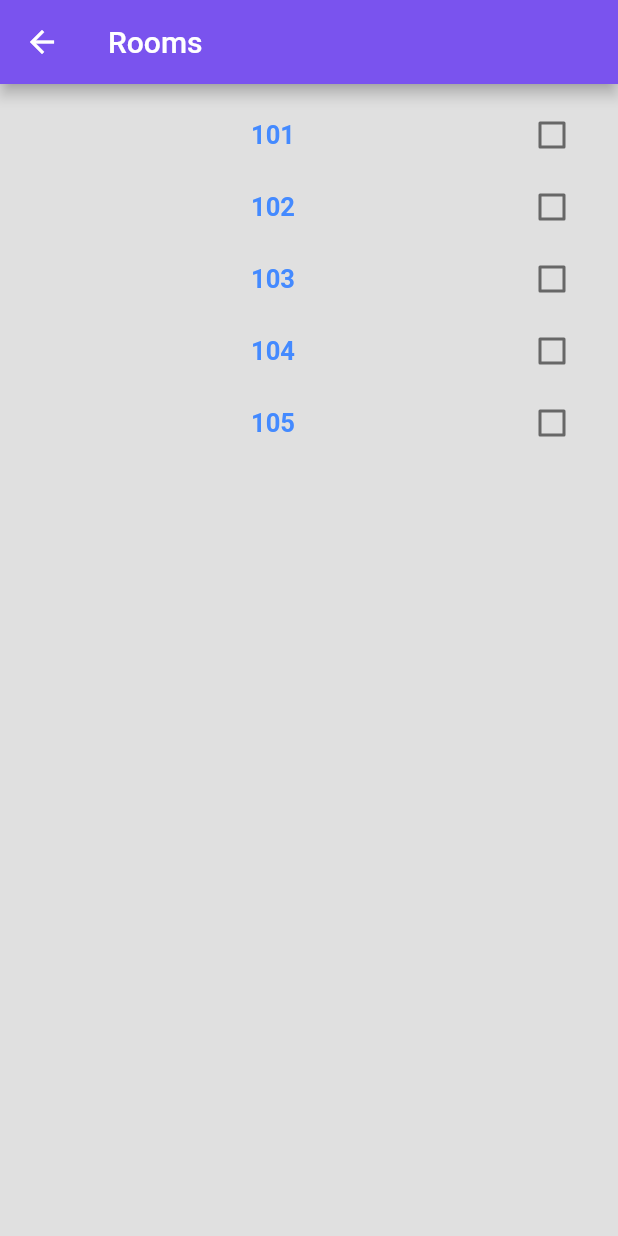
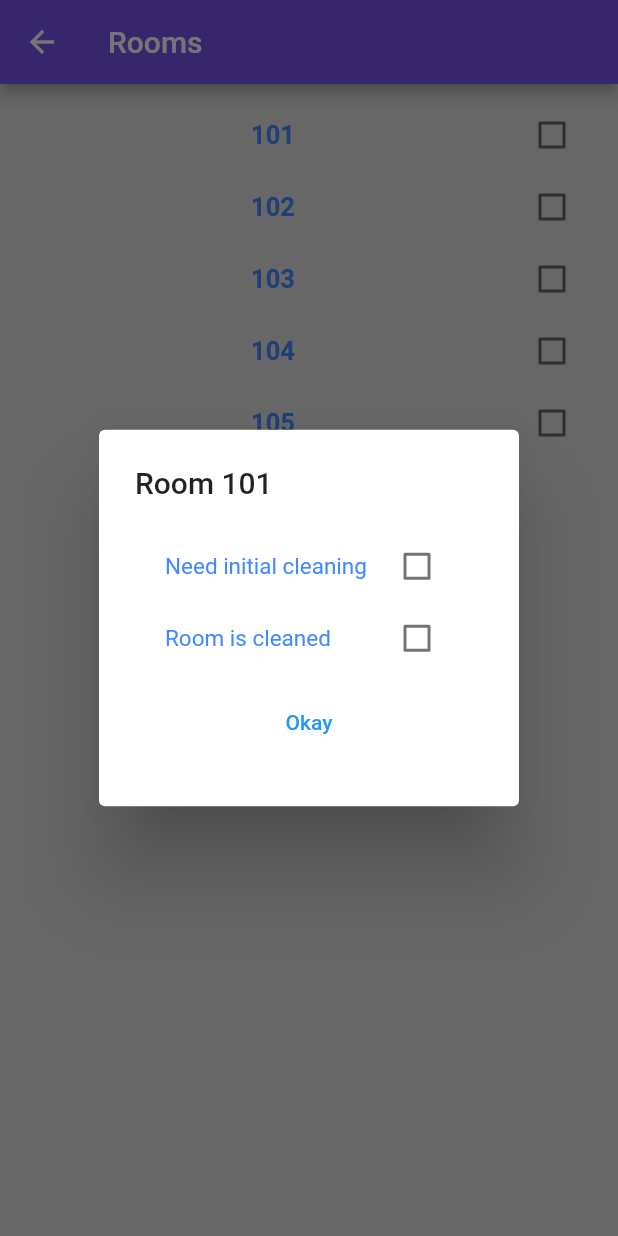
Before and after one commit to 2madman/Hotel, a Flutter app: the RoomsView screen opened directly, after a tap on "101", on a phone screen of 412 x 824 dp. Run offline on Flutter 3.47's test engine with Material 2 defaults, Android fonts, the phone set to English and light mode, and no system bars; our stand-ins replace firebase_auth, firebase_core; accounts and stored records are empty.

Commit message:
Rooms change

```diff
--- a/lib/main.dart
+++ b/lib/main.dart
@@ -1,10 +1,10 @@
 import 'package:firebase_auth/firebase_auth.dart';
 import 'package:firebase_core/firebase_core.dart';
 import 'package:first_app/views/login_view.dart';
+import 'package:first_app/views/register_view.dart';
 import 'package:flutter/material.dart';
 import 'firebase_options.dart';
 import 'views/housekeeper_view.dart';
-import 'views/inside_room.dart';
 
 
 void main() {
@@ -47,10 +47,10 @@ class FirstPage extends StatelessWidget {
               final user = FirebaseAuth.instance.currentUser;
 
               if(user != null){
-                return InsideRoom();
+                return RegisterView();
               }
               else{
-                return InsideRoom();
+                return HouseKeeper();
               }
             default:
               return const CircularProgressIndicator();
--- a/lib/views/rooms_view.dart
+++ b/lib/views/rooms_view.dart
@@ -34,71 +34,19 @@ class _RoomsViewState extends State<RoomsView> {
         children:  <Widget> [
           const SizedBox(height: 10,),
           LinkedLabelCheckbox(
-            label: room1.roomNumber,
-            padding: const EdgeInsets.symmetric(horizontal: 20.0),
-            value: room1.roomCleaned,
-            onPressed: () async {
-                //Buraya linked label checkbox tarzı bir şey yap. Başka sayfaya geççek ve
-                //housemenden yardım isticek üstte odanın ismini görecek ve odayı temizleyip
-                //temizlemediğini sölicek
-            },
-            onChanged: (bool newValue) {
-              setState(() {
-                room1.roomCleaned = newValue;
-              });
-            },
+            room: room1,
           ),
           LinkedLabelCheckbox(
-            onPressed: () async {
-
-            },
-            label: room2.roomNumber,
-            padding: const EdgeInsets.symmetric(horizontal: 20.0),
-            value: room2.roomCleaned,
-            onChanged: (bool newValue) {
-              setState(() {
-                room2.roomCleaned = newValue;
-              });
-            },
+            room: room2,
           ),
           LinkedLabelCheckbox(
-            onPressed: () async {
-
-            },
-            label: room3.roomNumber,
-            padding: const EdgeInsets.symmetric(horizontal: 20.0),
-            value: room3.roomCleaned,
-            onChanged: (bool newValue) {
-              setState(() {
-                room3.roomCleaned = newValue;
-              });
-            },
+            room: room3,
           ),
           LinkedLabelCheckbox(
-            onPressed: () async {
-
-            },
-            label: room4.roomNumber,
-            padding: const EdgeInsets.symmetric(horizontal: 20.0),
-            value: room4.roomCleaned,
-            onChanged: (bool newValue) {
-              setState(() {
-                room4.roomCleaned = newValue;
-              });
-            },
+            room: room4,
           ),
           LinkedLabelCheckbox(
-            onPressed: () async {
-
-            },
-            label: room5.roomNumber,
-            padding: const EdgeInsets.symmetric(horizontal: 20.0),
-            value: room5.roomCleaned,
-            onChanged: (bool newValue) {
-              setState(() {
-                room5.roomCleaned = newValue;
-              });
-            },
+            room: room5,
           ),
         ],
       )
--- a/lib/widget/linked_check.dart
+++ b/lib/widget/linked_check.dart
@@ -1,35 +1,37 @@
+import 'package:first_app/widget/pop_out.dart';
 import 'package:flutter/material.dart';
 
-class LinkedLabelCheckbox extends StatelessWidget {
-  const LinkedLabelCheckbox({
+import '../Classes/rooms.dart';
+
+class LinkedLabelCheckbox extends StatefulWidget {
+
+   const LinkedLabelCheckbox({
     super.key,
-    required this.label,
-    required this.padding,
-    required this.value,
-    required this.onChanged,
-    required this.onPressed,
+    required this.room,
 
   });
 
-  final int label;
-  final EdgeInsets padding;
-  final bool value;
-  final ValueChanged<bool> onChanged;
-  final void Function()? onPressed;
+  final Room room;
+
+  @override
+  State<LinkedLabelCheckbox> createState() => _LinkedLabelCheckboxState();
+}
+
+class _LinkedLabelCheckboxState extends State<LinkedLabelCheckbox> {
 
   @override
   Widget build(BuildContext context) {
     return Padding(
-      padding: padding,
+      padding: const EdgeInsets.symmetric(horizontal: 20.0),
       child: Row(
         children: <Widget>[
           Expanded(
             child: TextButton(
               onPressed: () async {
-
+                PopOut(context,widget.room);
               },
               child: Text(
-                label.toString(),
+                widget.room.roomNumber.toString(),
                 style: const TextStyle(
                   fontWeight: FontWeight.bold,
                   fontSize: 17,
@@ -39,9 +41,11 @@ class LinkedLabelCheckbox extends StatelessWidget {
               ),
           ),
           Checkbox(
-            value: value,
+            value: widget.room.roomCleaned,
             onChanged: (bool? newValue) {
-              onChanged(newValue!);
+              setState(() {
+                widget.room.roomCleaned = newValue!;
+              });
             },
           ),
         ],
--- a/lib/widget/linked_check2.dart
+++ b/lib/widget/linked_check2.dart
@@ -12,7 +12,7 @@ class LinkedLabelCheckbox2 extends StatelessWidget {
 
   final String label;
   final EdgeInsets padding;
-  final bool value;
+  final bool? value;
   final ValueChanged<bool> onChanged;
 
   @override
@@ -25,7 +25,6 @@ class LinkedLabelCheckbox2 extends StatelessWidget {
             child: Text(
               label,
               style: const TextStyle(
-                //fontWeight: FontWeight.bold,
                 fontSize: 15,
                 color: Colors.blueAccent
               ),
--- /dev/null
+++ b/lib/widget/pop_out.dart
@@ -0,0 +1,129 @@
+import 'package:first_app/widget/linked_check2.dart';
+import 'package:flutter/material.dart';
+import '../Classes/rooms.dart';
+
+Future <void> PopOut(BuildContext context,Room room )
+{
+  String a = room.roomNumber.toString();
+  return showDialog(context: context, builder: (context){
+    return AlertDialog(
+        title: Text("Room $a"),
+        content: Stack(
+          clipBehavior: Clip.none, children: <Widget>[
+            Form(
+              child: Column(
+                mainAxisSize: MainAxisSize.min,
+                children: <Widget>[
+                  LinkedLabelCheckbox2(
+                    label: "Need initial cleaning",
+                    padding: const EdgeInsets.symmetric(horizontal: 20.0),
+                    value: room.initialCleaning,
+                    onChanged: (bool newValue) {
+                      /*setState(() {
+                        room.initialCleaning = newValue;
+                      });*/
+                    },
+                  ),
+                  LinkedLabelCheckbox2(
+                    label: "Room is cleaned",
+                    padding: const EdgeInsets.symmetric(horizontal: 20.0),
+                    value: room.roomCleaned,
+                    onChanged: (bool newValue) {
+                      /*setState(() {
+                        //room1.roomCleaned = newValue;
+                      });*/
+                    },
+                  ),
+                  Padding(
+                    padding: const EdgeInsets.all(8.0),
+                    child: TextButton(
+                      child: const Text("Okay"),
+                      onPressed: () {
+                        Navigator.of(context, rootNavigator: true).pop('dialog');
+                      },
+                    ),
+                  )
+                ],
+              ),
+            ),
+          ],
+        ),
+      );
+  },);
+}
+
+
+/*class PopOut extends StatefulWidget {
+
+  const PopOut({
+    super.key,
+    required this.room,
+  });
+
+  final Room room;
+
+  @override
+  State<PopOut> createState() => _PopOutState();
+}
+
+class _PopOutState extends State<PopOut> {
+  @override
+  Widget build(BuildContext context) {
+    String a = widget.room.roomNumber.toString();
+    return Padding(
+      padding: const EdgeInsets.all(8.0),
+      child: AlertDialog(
+        title: Text("Room $a"),
+        content: Stack(
+          clipBehavior: Clip.none, children: <Widget>[
+            Positioned(
+              right: -40.0,
+              top: -40.0,
+              child: InkResponse(
+                onTap: () {
+                  Navigator.of(context).pop();
+                },
+              ),
+            ),
+            Form(
+              child: Column(
+                mainAxisSize: MainAxisSize.min,
+                children: <Widget>[
+                  LinkedLabelCheckbox2(
+                    label: "Need initial cleaning",
+                    padding: const EdgeInsets.symmetric(horizontal: 20.0),
+                    value: widget.room.initialCleaning,
+                    onChanged: (bool newValue) {
+                      setState(() {
+                        widget.room.initialCleaning = newValue;
+                      });
+                    },
+                  ),
+                  LinkedLabelCheckbox2(
+                    label: "Room is cleaned",
+                    padding: const EdgeInsets.symmetric(horizontal: 20.0),
+                    value: widget.room.roomCleaned,
+                    onChanged: (bool newValue) {
+                      setState(() {
+                        widget.room.roomCleaned = newValue;
+                      });
+                    },
+                  ),
+                  Padding(
+                    padding: const EdgeInsets.all(8.0),
+                    child: TextButton(
+                      child: const Text("Okay"),
+                      onPressed: () {
+                        Navigator.of(context, rootNavigator: true).pop('dialog');
+                      },
+                    ),
+                  )
+                ],
+              ),
+            ),
+          ],
+        ),
+      ),
+    );
+  }
+}*/
```
Also changed, not shown: lib/views/inside_room.dart (deleted, +0 -93 lines).
